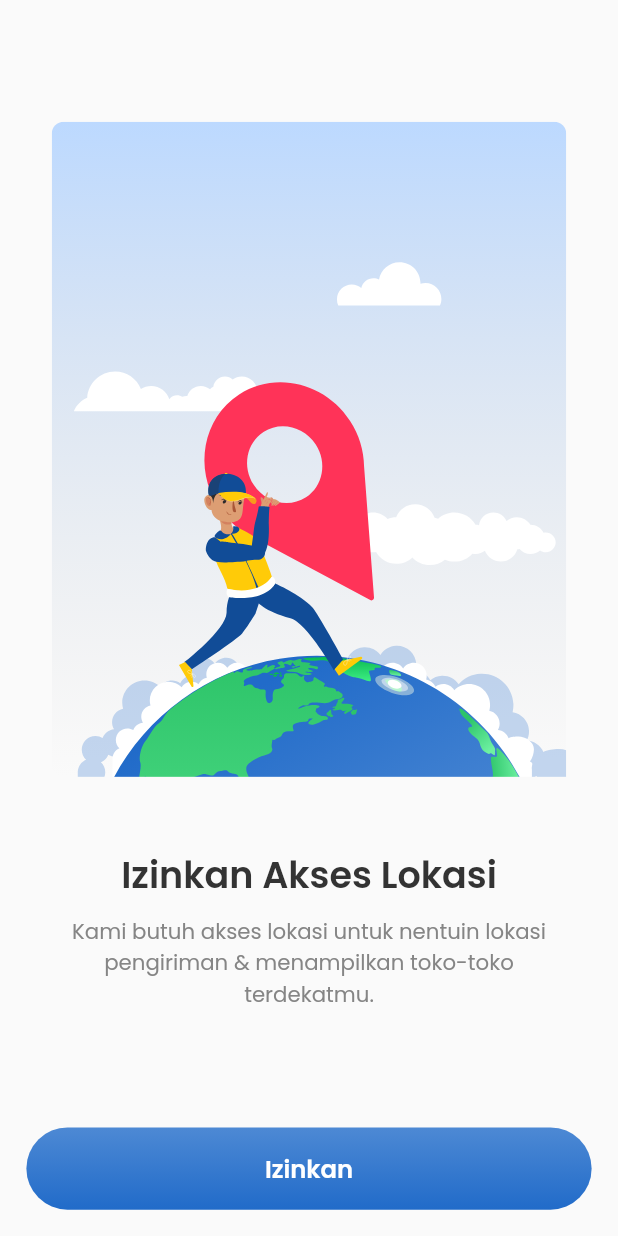
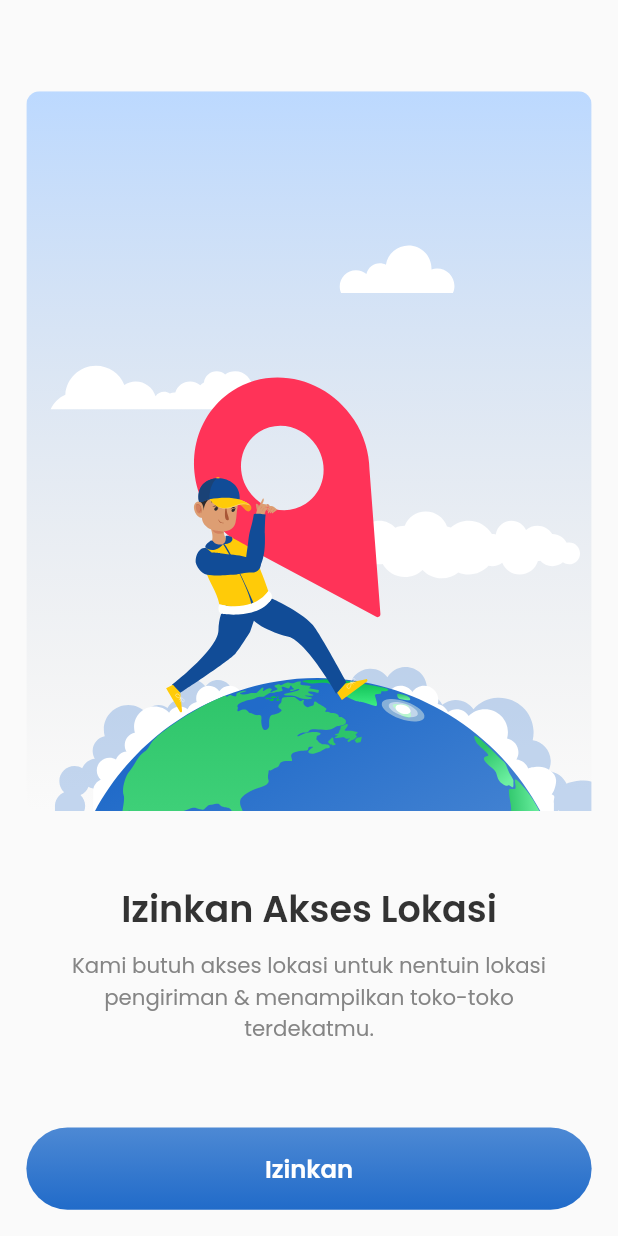
Before and after one commit to juragancode/sample, a Flutter app: the IzinkanAksesLokasiView screen opened by its route, on a phone screen of 412 x 824 dp. Run offline on Flutter 3.47's test engine with Material 2 defaults, Android fonts, the phone set to English and light mode, and no system bars; our stand-ins replace flutter_screenutil, flutter_svg, get, get_storage, permission_handler, pin_code_fields; missing offline and left inert: text_divider; accounts and stored records are empty.

Commit message:
translate page izinkan askes lokasi

```diff
--- a/lib/app/modules/izinkanAksesLokasi/views/izinkan_akses_lokasi_view.dart
+++ b/lib/app/modules/izinkanAksesLokasi/views/izinkan_akses_lokasi_view.dart
@@ -16,7 +16,7 @@ class IzinkanAksesLokasiView extends GetView<IzinkanAksesLokasiController> {
           children: [
             Column(
               children: [
-                SizedBox(height: 80.h),
+                SizedBox(height: 60.h),
                 Padding(
                   padding: EdgeInsets.symmetric(horizontal: 16.w),
                   child: Container(
@@ -25,13 +25,15 @@ class IzinkanAksesLokasiView extends GetView<IzinkanAksesLokasiController> {
                     ),
                     child: SvgPicture.asset(
                       "assets/icons/Izinkan-Akses-Lokasi.svg",
-                      // fit: BoxFit.cover,
+                      width: 343.w,
+                      // height: 437.w,
+                      fit: BoxFit.cover,
                     ),
                   ),
                 ),
                 SizedBox(height: 46.h),
                 Text(
-                  'Izinkan Akses Lokasi',
+                  'Izinkan Akses Lokasi'.tr,
                   style: TextStyle(
                     fontSize: 24.sp,
                     fontWeight: FontWeight.w600,
@@ -42,7 +44,8 @@ class IzinkanAksesLokasiView extends GetView<IzinkanAksesLokasiController> {
                 Padding(
                   padding: EdgeInsets.symmetric(horizontal: 27.w),
                   child: Text(
-                    'Kami butuh akses lokasi untuk nentuin lokasi pengiriman & menampilkan toko-toko terdekatmu.',
+                    'Kami butuh akses lokasi untuk nentuin lokasi pengiriman & menampilkan toko-toko terdekatmu.'
+                        .tr,
                     textAlign: TextAlign.center,
                     style: TextStyle(
                       fontSize: 14.sp,
@@ -85,7 +88,7 @@ class IzinkanAksesLokasiView extends GetView<IzinkanAksesLokasiController> {
                       fixedSize: Size(343.w, 54.h),
                     ),
                     child: Text(
-                      "Izinkan",
+                      "Izinkan".tr,
                       style: TextStyle(
                         fontSize: 16.sp,
                         fontWeight: FontWeight.w600,
--- a/lib/app/utils/translation.dart
+++ b/lib/app/utils/translation.dart
@@ -33,9 +33,10 @@ class Languages extends Translations {
           'Daftar': 'Daftar',
           'atau masuk dengan': 'atau masuk dengan',
           'Belum punya akun GAS?': 'Belum punya akun GAS?',
-          // 'Selanjutnya': '',
-          // 'Selanjutnya': '',
-          // 'Selanjutnya': '',
+          'Izinkan Akses Lokasi': 'Izinkan Akses Lokasi',
+          'Kami butuh akses lokasi untuk nentuin lokasi pengiriman & menampilkan toko-toko terdekatmu.':
+              'Kami butuh akses lokasi untuk nentuin lokasi pengiriman & menampilkan toko-toko terdekatmu.',
+          'Izinkan': 'Izinkan',
           // 'Selanjutnya': '',
           // 'Selanjutnya': '',
           // 'Selanjutnya': '',
@@ -79,10 +80,14 @@ class Languages extends Translations {
           'Mulai Jual Beli, Yuk!': 'Let’s Buy & Sale!',
           'Masukkan password': 'Enter your password',
           'Ingat saya': 'Remember me',
-          'Lupa Password?': 'Lupa Password?',
+          'Lupa Password?': 'Forgot Password?',
           'Daftar': 'Sign Up',
           'atau masuk dengan': 'or login with',
           'Belum punya akun GAS?': 'Don’t have an account?',
+          'Izinkan Akses Lokasi': 'Allow Location Access',
+          'Kami butuh akses lokasi untuk nentuin lokasi pengiriman & menampilkan toko-toko terdekatmu.':
+              "We'll use your location to recommend nearby stores & make shipping easier.",
+          'Izinkan': 'Allow',
         },
       };
 }
```
Also changed, not shown: lib/app/modules/intro_screen/views/intro_screen_view.dart (+5 -6 lines).
